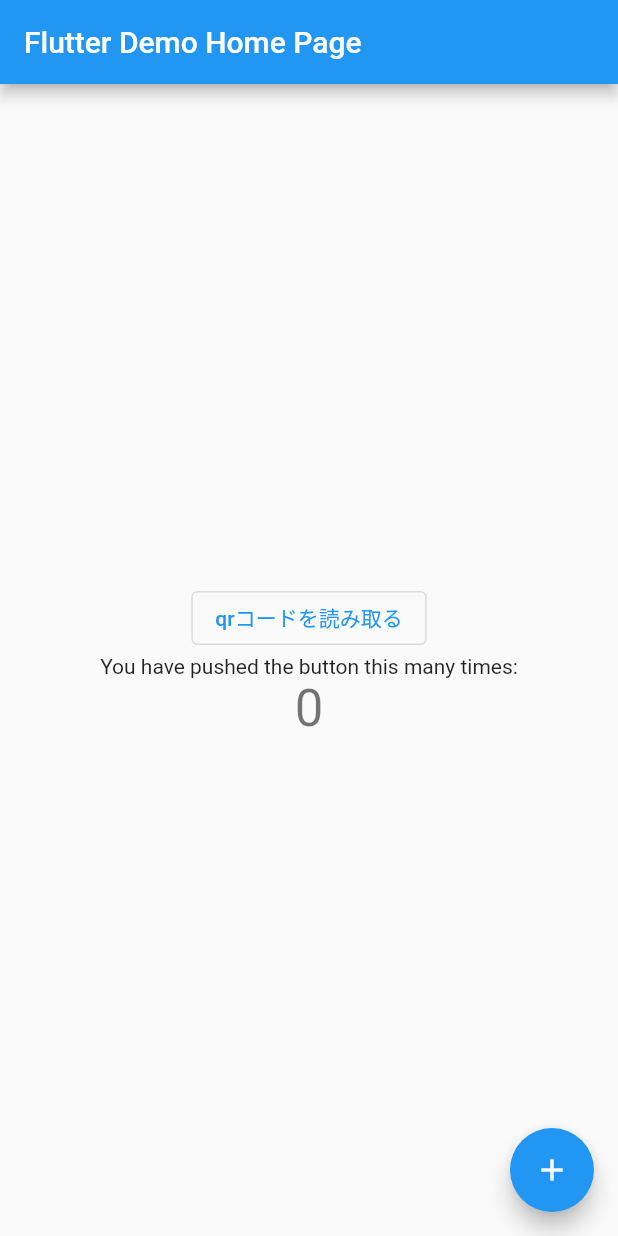
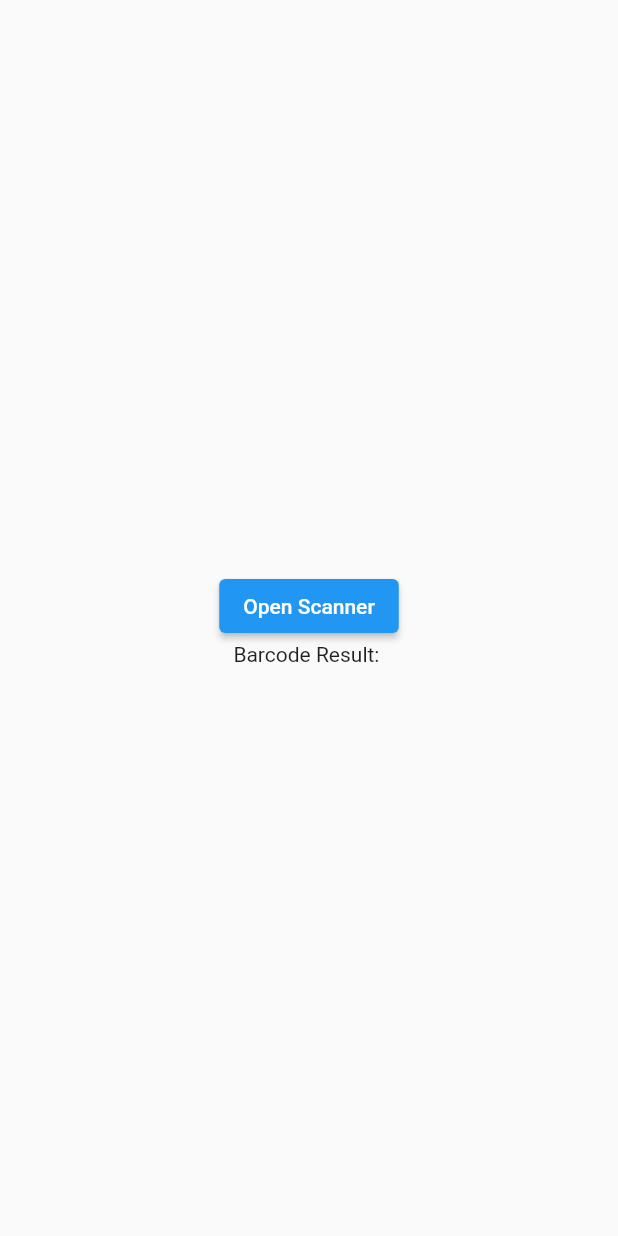
Before and after one commit to pe-tanman/refrigerator, a Flutter app: the screen it shows after launch, on a phone screen of 412 x 824 dp. Run offline on Flutter 3.47's test engine with Material 2 defaults, Android fonts, the phone set to English and light mode, and no system bars; missing offline and left inert: permission_handler_web, simple_barcode_scanner.

Commit message:
[test] simple_qrcode_scanner

```diff
--- /dev/null
+++ b/lib/Screen/barcode_reader_screen.dart
@@ -0,0 +1,43 @@
+import 'package:flutter/material.dart';
+import 'package:simple_barcode_scanner/simple_barcode_scanner.dart';
+import 'package:permission_handler_web/permission_handler_web.dart';
+
+class BarcodeReaderScreen extends StatefulWidget {
+  const BarcodeReaderScreen({Key? key}) : super(key: key);
+  static const routeName = "/barcode-reader-screen";
+
+  @override
+  State<BarcodeReaderScreen> createState() => BarcodeReaderScreenState();
+}
+
+class BarcodeReaderScreenState extends State<BarcodeReaderScreen> {
+  String result = '';
+  @override
+  Widget build(BuildContext context) {
+    return Scaffold(
+      body: Center(
+        child: Column(
+          mainAxisSize: MainAxisSize.min,
+          children: [
+            ElevatedButton(
+              onPressed: () async {
+                var res = await Navigator.push(
+                    context,
+                    MaterialPageRoute(
+                      builder: (context) => const SimpleBarcodeScannerPage(),
+                    ));
+                setState(() {
+                  if (res is String) {
+                    result = res;
+                  }
+                });
+              },
+              child: const Text('Open Scanner'),
+            ),
+            Text('Barcode Result: $result'),
+          ],
+        ),
+      ),
+    );
+  }
+}
--- a/lib/main.dart
+++ b/lib/main.dart
@@ -1,124 +1,22 @@
 import 'package:flutter/material.dart';
-import "Screen/qrcode_reader_screen.dart";
+import 'package:refrigerator/Screen/barcode_reader_screen.dart';
 import 'package:provider/provider.dart';
 
-void main() async {
+void main() {
   runApp(const MyApp());
 }
 
 class MyApp extends StatelessWidget {
   const MyApp({super.key});
 
-  // This widget is the root of your application.
   @override
   Widget build(BuildContext context) {
     return MaterialApp(
-      title: 'Flutter Demo',
+      title: 'Refrigerator',
       theme: ThemeData(
-        // This is the theme of your application.
-        //
-        // Try running your application with "flutter run". You'll see the
-        // application has a blue toolbar. Then, without quitting the app, try
-        // changing the primarySwatch below to Colors.green and then invoke
-        // "hot reload" (press "r" in the console where you ran "flutter run",
-        // or simply save your changes to "hot reload" in a Flutter IDE).
-        // Notice that the counter didn't reset back to zero; the application
-        // is not restarted.
         primarySwatch: Colors.blue,
       ),
-      routes: {
-        QRCodeReaderScreen.routeName: (ctx) => const QRCodeReaderScreen(),
-      },
-      home: const MyHomePage(title: 'Flutter Demo Home Page'),
+      home: const BarcodeReaderScreen(),
     );
   }
 }
-
-class MyHomePage extends StatefulWidget {
-  const MyHomePage({super.key, required this.title});
-
-  // This widget is the home page of your application. It is stateful, meaning
-  // that it has a State object (defined below) that contains fields that affect
-  // how it looks.
-
-  // This class is the configuration for the state. It holds the values (in this
-  // case the title) provided by the parent (in this case the App widget) and
-  // used by the build method of the State. Fields in a Widget subclass are
-  // always marked "final".
-
-  final String title;
-
-  @override
-  State<MyHomePage> createState() => _MyHomePageState();
-}
-
-class _MyHomePageState extends State<MyHomePage> {
-  int _counter = 0;
-
-  void _incrementCounter() {
-    setState(() {
-      // This call to setState tells the Flutter framework that something has
-      // changed in this State, which causes it to rerun the build method below
-      // so that the display can reflect the updated values. If we changed
-      // _counter without calling setState(), then the build method would not be
-      // called again, and so nothing would appear to happen.
-      _counter++;
-    });
-  }
-
-  @override
-  Widget build(BuildContext context) {
-    // This method is rerun every time setState is called, for instance as done
-    // by the _incrementCounter method above.
-    //
-    // The Flutter framework has been optimized to make rerunning build methods
-    // fast, so that you can just rebuild anything that needs updating rather
-    // than having to individually change instances of widgets.
-    return Scaffold(
-      appBar: AppBar(
-        // Here we take the value from the MyHomePage object that was created by
-        // the App.build method, and use it to set our appbar title.
-        title: Text(widget.title),
-      ),
-      body: Center(
-        // Center is a layout widget. It takes a single child and positions it
-        // in the middle of the parent.
-        child: Column(
-          // Column is also a layout widget. It takes a list of children and
-          // arranges them vertically. By default, it sizes itself to fit its
-          // children horizontally, and tries to be as tall as its parent.
-          //
-          // Invoke "debug painting" (press "p" in the console, choose the
-          // "Toggle Debug Paint" action from the Flutter Inspector in Android
-          // Studio, or the "Toggle Debug Paint" command in Visual Studio Code)
-          // to see the wireframe for each widget.
-          //
-          // Column has various properties to control how it sizes itself and
-          // how it positions its children. Here we use mainAxisAlignment to
-          // center the children vertically; the main axis here is the vertical
-          // axis because Columns are vertical (the cross axis would be
-          // horizontal).
-          mainAxisAlignment: MainAxisAlignment.center,
-          children: <Widget>[
-            OutlinedButton(
-                onPressed: () => Navigator.of(context)
-                    .pushNamed(QRCodeReaderScreen.routeName),
-                child: Text("qrコードを読み取る")),
-            const Text(
-              'You have pushed the button this many times:',
-            ),
-            Text(
-              '$_counter',
-              style: Theme.of(context).textTheme.headlineMedium,
-            ),
-          ],
-        ),
-      ),
-      floatingActionButton: FloatingActionButton(
-        onPressed: _incrementCounter,
-        tooltip: 'Increment',
-        child: const Icon(Icons.add),
-      ), // This trailing comma makes auto-formatting nicer for build methods.
-    );
-  }
-}
--- a/pubspec.yaml
+++ b/pubspec.yaml
@@ -35,9 +35,9 @@ dependencies:
   # Use with the CupertinoIcons class for iOS style icons.
   cupertino_icons: ^1.0.2
   provider: ^6.0.5
-  qr_flutter: ^4.0.0
-  zxing2: ^0.2.0
-  image: ^4.0.17
+  simple_barcode_scanner: ^0.0.8
+  permission_handler_web: ^0.0.2
+
 
 
 dev_dependencies:
```
Also changed, not shown: lib/Screen/qrcode_reader_screen.dart (deleted, +0 -39 lines), pubspec.lock, 2 other files.
